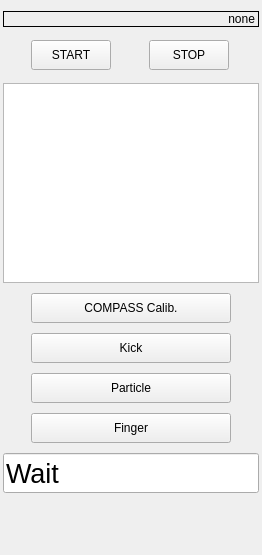
Old version of the form basestation/musashi_rqt_player_controller/resource/player_controller.ui in the repository tominagalab-apps/musashi-ros2-humble.
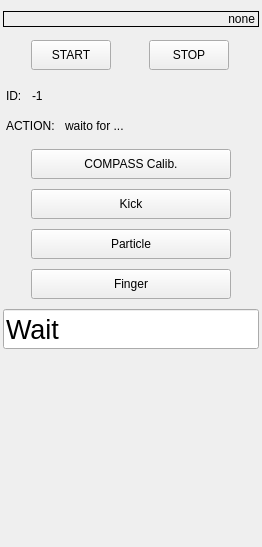
New version of the form.

```diff
--- a/basestation/musashi_rqt_player_controller/resource/player_controller.ui
+++ b/basestation/musashi_rqt_player_controller/resource/player_controller.ui
@@ -7,7 +7,7 @@
     <x>0</x>
     <y>0</y>
     <width>262</width>
-    <height>555</height>
+    <height>547</height>
    </rect>
   </property>
   <property name="sizePolicy">
@@ -94,26 +94,88 @@
     </layout>
    </item>
    <item>
-    <widget class="QTextBrowser" name="textBrowser">
-     <property name="sizePolicy">
-      <sizepolicy hsizetype="Preferred" vsizetype="Expanding">
-       <horstretch>0</horstretch>
-       <verstretch>0</verstretch>
-      </sizepolicy>
+    <layout class="QVBoxLayout" name="verticalLayout_2">
+     <property name="leftMargin">
+      <number>3</number>
      </property>
-     <property name="minimumSize">
-      <size>
-       <width>0</width>
-       <height>200</height>
-      </size>
+     <property name="topMargin">
+      <number>3</number>
      </property>
-     <property name="maximumSize">
-      <size>
-       <width>10000000</width>
-       <height>16777215</height>
-      </size>
+     <property name="rightMargin">
+      <number>3</number>
      </property>
-    </widget>
+     <property name="bottomMargin">
+      <number>3</number>
+     </property>
+     <item>
+      <layout class="QHBoxLayout" name="horizontalLayout_2">
+       <property name="spacing">
+        <number>10</number>
+       </property>
+       <item>
+        <widget class="QLabel" name="label">
+         <property name="text">
+          <string>ID:</string>
+         </property>
+        </widget>
+       </item>
+       <item>
+        <widget class="QLabel" name="lblID">
+         <property name="text">
+          <string>-1</string>
+         </property>
+        </widget>
+       </item>
+       <item>
+        <spacer name="horizontalSpacer">
+         <property name="orientation">
+          <enum>Qt::Horizontal</enum>
+         </property>
+         <property name="sizeHint" stdset="0">
+          <size>
+           <width>40</width>
+           <height>20</height>
+          </size>
+         </property>
+        </spacer>
+       </item>
+      </layout>
+     </item>
+     <item>
+      <layout class="QHBoxLayout" name="horizontalLayout_3">
+       <property name="spacing">
+        <number>10</number>
+       </property>
+       <item>
+        <widget class="QLabel" name="label_2">
+         <property name="text">
+          <string>ACTION:</string>
+         </property>
+        </widget>
+       </item>
+       <item>
+        <widget class="QLabel" name="lblAction">
+         <property name="text">
+          <string>waito for ...</string>
+         </property>
+        </widget>
+       </item>
+       <item>
+        <spacer name="horizontalSpacer_2">
+         <property name="orientation">
+          <enum>Qt::Horizontal</enum>
+         </property>
+         <property name="sizeHint" stdset="0">
+          <size>
+           <width>40</width>
+           <height>20</height>
+          </size>
+         </property>
+        </spacer>
+       </item>
+      </layout>
+     </item>
+    </layout>
    </item>
    <item>
     <layout class="QGridLayout" name="gridLayout">
```
